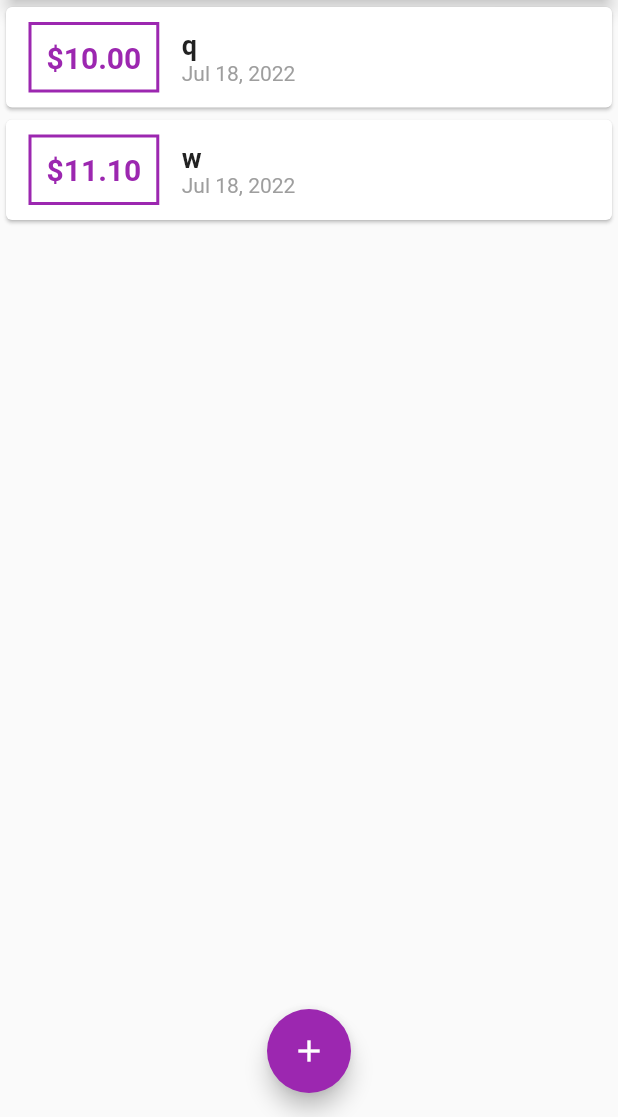
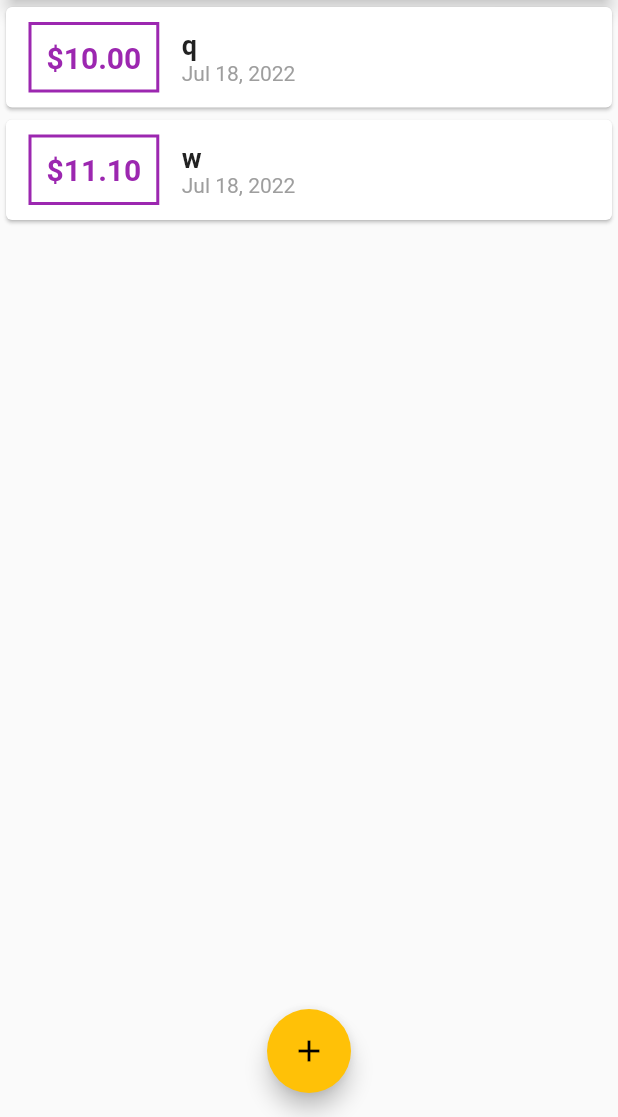
Before and after one commit to boyk0/pesonal-expenses-app, a Flutter app: the screen it shows after launch, on a phone screen of 412 x 824 dp, the part 119-1236 px from its top. Run offline on Flutter 3.47's test engine with Material 2 defaults, Android fonts, the phone set to English and light mode, and no system bars.

Commit message:
set theme

```diff
--- a/lib/main.dart
+++ b/lib/main.dart
@@ -6,18 +6,20 @@ import './widgets/new_transaction.dart';
 import './widgets/transaction_list.dart';
 
 void main() {
-  runApp(const MyApp());
+  runApp(MyApp());
 }
 
 class MyApp extends StatelessWidget {
-  const MyApp({Key? key}) : super(key: key);
-
   @override
   Widget build(BuildContext context) {
     return MaterialApp(
       title: 'Flutter Demo',
       theme: ThemeData(
         primarySwatch: Colors.purple,
+        accentColor: Colors.amber,
+        // appBarTheme: AppBarTheme(
+        //   color: Colors.deepOrangeAccent,
+        // )
       ),
       home: MyHomePage(),
     );
--- a/lib/widgets/transaction_list.dart
+++ b/lib/widgets/transaction_list.dart
@@ -13,7 +13,7 @@ class TransactionList extends StatelessWidget {
     return  Container(
       height: 300,
       child: ListView.builder(
-        itemBuilder: (context, i) {
+        itemBuilder: (ctx, i) {
           return Card(
             child: Row(
                 children: [
@@ -24,7 +24,7 @@ class TransactionList extends StatelessWidget {
                     ),
                     decoration: BoxDecoration(
                       border: Border.all(
-                        color: Colors.purple,
+                        color: Theme.of(context).primaryColor,
                         width: 2,
                       ),
                     ),
@@ -34,7 +34,7 @@ class TransactionList extends StatelessWidget {
                       style: TextStyle(
                         fontWeight: FontWeight.bold,
                         fontSize: 20,
-                        color: Colors.purple,
+                        color: Theme.of(context).primaryColor,
 
                       ),
                     ),
```
